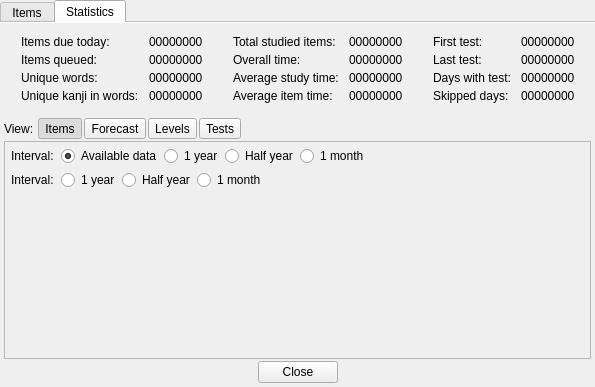
Above: wordstudylistform.ui from z1dev/zkanji before the change. Below: the same form after it.
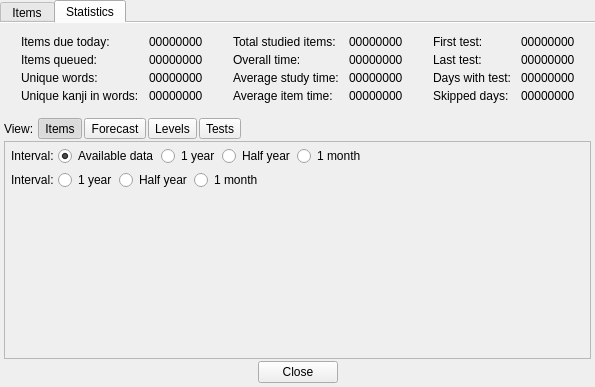
That is the form after the change. Icons and pictures are not drawn. Custom widgets are drawn as their Qt base class.

```diff
--- a/wordstudylistform.ui
+++ b/wordstudylistform.ui
@@ -852,7 +852,7 @@
               <item>
                <widget class="QLabel" name="label_16">
                 <property name="text">
-                 <string>Interval: </string>
+                 <string>Interval:</string>
                 </property>
                </widget>
               </item>
@@ -951,7 +951,7 @@
               <item>
                <widget class="QLabel" name="label_17">
                 <property name="text">
-                 <string>Interval: </string>
+                 <string>Interval:</string>
                 </property>
                </widget>
               </item>
```
Left out of the diff: 30 changed lines with no effect on the pictures.
